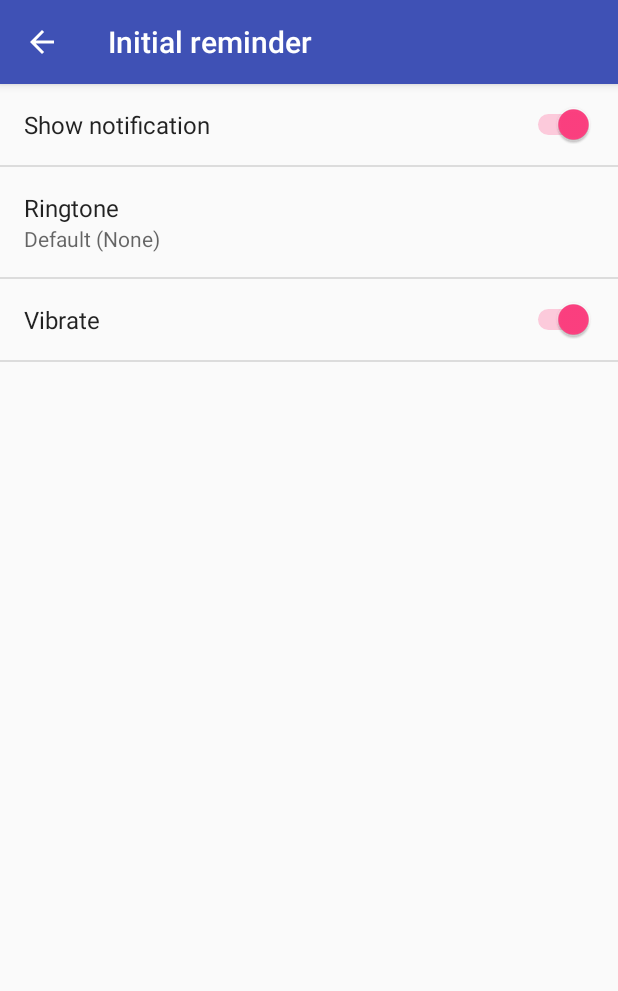
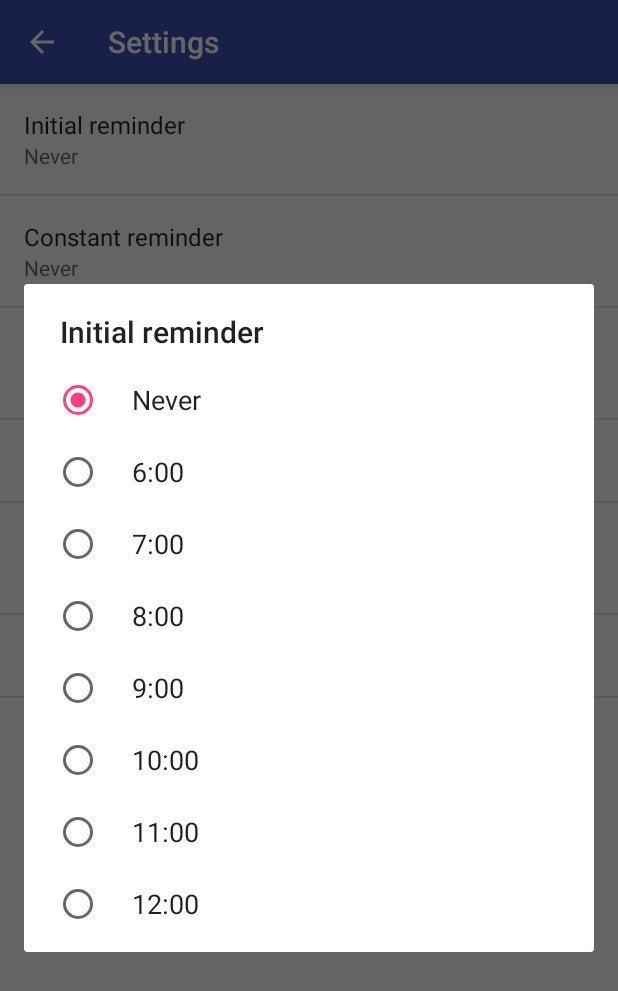
Before and after one commit to lankastersky/hcyclone, an Android app: the SettingsActivity screen opened directly, with no data from a screen before it, after a tap on "Initial reminder", on a phone screen of 412 x 824 dp. Shown: the top 991 px of the screen. Run offline under Robolectric (Android 15) with nearby library versions, the light colour scheme and no system bars.

Commit message:
settings

```diff
--- a/zen/app/src/main/java/com/hcyclone/zen/SettingsActivity.java
+++ b/zen/app/src/main/java/com/hcyclone/zen/SettingsActivity.java
@@ -38,7 +38,8 @@ public class SettingsActivity extends AppCompatPreferenceActivity {
    * A preference value change listener that updates the preference's summary
    * to reflect its new value.
    */
-  private static Preference.OnPreferenceChangeListener sBindPreferenceSummaryToValueListener = new Preference.OnPreferenceChangeListener() {
+  private static Preference.OnPreferenceChangeListener sBindPreferenceSummaryToValueListener
+      = new Preference.OnPreferenceChangeListener() {
     @Override
     public boolean onPreferenceChange(Preference preference, Object value) {
       String stringValue = value.toString();
@@ -120,6 +121,8 @@ public class SettingsActivity extends AppCompatPreferenceActivity {
   protected void onCreate(Bundle savedInstanceState) {
     super.onCreate(savedInstanceState);
     setupActionBar();
+    getFragmentManager().beginTransaction().replace(android.R.id.content,
+        new NotificationPreferenceFragment()).commit();
   }
 
   /**
@@ -139,15 +142,6 @@ public class SettingsActivity extends AppCompatPreferenceActivity {
   @Override
   public boolean onIsMultiPane() {
     return isXLargeTablet(this);
-  }
-
-  /**
-   * {@inheritDoc}
-   */
-  @Override
-  @TargetApi(Build.VERSION_CODES.HONEYCOMB)
-  public void onBuildHeaders(List<Header> target) {
-    loadHeadersFromResource(R.xml.pref_headers, target);
   }
 
   /**
@@ -176,13 +170,16 @@ public class SettingsActivity extends AppCompatPreferenceActivity {
       // updated to reflect the new value, per the Android Design
       // guidelines.
       bindPreferenceSummaryToValue(findPreference("notifications_new_message_ringtone"));
+      bindPreferenceSummaryToValue(findPreference("pref_initial_reminder_list"));
+      bindPreferenceSummaryToValue(findPreference("pref_constant_reminder_list"));
+      bindPreferenceSummaryToValue(findPreference("pref_final_reminder_list"));
     }
 
     @Override
     public boolean onOptionsItemSelected(MenuItem item) {
       int id = item.getItemId();
       if (id == android.R.id.home) {
-        startActivity(new Intent(getActivity(), SettingsActivity.class));
+        getActivity().finish();
         return true;
       }
       return super.onOptionsItemSelected(item);
--- a/zen/app/src/main/res/values/strings.xml
+++ b/zen/app/src/main/res/values/strings.xml
@@ -23,4 +23,66 @@
     <string name="pref_ringtone_silent">Silent</string>
 
     <string name="pref_reminder_vibrate">Vibrate</string>
+
+    <string-array name="pref_initial_reminder_list_titles">
+        <item>Never</item>
+        <item>6:00</item>
+        <item>7:00</item>
+        <item>8:00</item>
+        <item>9:00</item>
+        <item>10:00</item>
+        <item>11:00</item>
+        <item>12:00</item>
+    </string-array>
+    <string-array name="pref_initial_reminder_list_values">
+        <item>-1</item>
+        <item>6</item>
+        <item>7</item>
+        <item>8</item>
+        <item>9</item>
+        <item>10</item>
+        <item>11</item>
+        <item>12</item>
+    </string-array>
+
+    <string-array name="pref_final_reminder_list_titles">
+        <item>Never</item>
+        <item>18:00</item>
+        <item>19:00</item>
+        <item>20:00</item>
+        <item>21:00</item>
+        <item>22:00</item>
+        <item>23:00</item>
+        <item>24:00</item>
+    </string-array>
+    <string-array name="pref_final_reminder_list_values">
+        <item>-1</item>
+        <item>18</item>
+        <item>19</item>
+        <item>20</item>
+        <item>21</item>
+        <item>22</item>
+        <item>23</item>
+        <item>24</item>
+    </string-array>
+
+    <string-array name="pref_constant_reminder_list_titles">
+        <item>Never</item>
+        <item>every 15 minutes</item>
+        <item>every 30 minutes</item>
+        <item>every 1 hour</item>
+        <item>every 2 hours</item>
+        <item>every 3 hours</item>
+        <item>every 6 hours</item>
+    </string-array>
+    <string-array name="pref_constant_reminder_list_values">
+        <item>-1</item>
+        <item>15</item>
+        <item>30</item>
+        <item>60</item>
+        <item>120</item>
+        <item>180</item>
+        <item>360</item>
+    </string-array>
+
 </resources>
--- a/zen/app/src/main/res/xml/pref_headers.xml
+++ /dev/null
@@ -1,20 +0,0 @@
-<preference-headers xmlns:android="http://schemas.android.com/apk/res/android">
-
-    <!-- These settings headers are only used on tablets. -->
-
-    <header
-        android:fragment="com.hcyclone.zen.SettingsActivity$NotificationPreferenceFragment"
-        android:icon="@drawable/ic_notifications_black_24dp"
-        android:title="@string/pref_header_initial_reminder"/>
-
-    <header
-        android:fragment="com.hcyclone.zen.SettingsActivity$NotificationPreferenceFragment"
-        android:icon="@drawable/ic_notifications_black_24dp"
-        android:title="@string/pref_header_constant_reminder"/>
-
-    <header
-        android:fragment="com.hcyclone.zen.SettingsActivity$NotificationPreferenceFragment"
-        android:icon="@drawable/ic_notifications_black_24dp"
-        android:title="@string/pref_header_final_reminder"/>
-
-</preference-headers>
--- a/zen/app/src/main/res/xml/pref_notification.xml
+++ b/zen/app/src/main/res/xml/pref_notification.xml
@@ -1,7 +1,33 @@
 <PreferenceScreen xmlns:android="http://schemas.android.com/apk/res/android">
 
-    <!-- A 'parent' preference, which enables/disables child preferences (below)
-         when checked/unchecked. -->
+    <!-- NOTE: ListPreference's summary should be set to its value by the activity code. -->
+    <ListPreference
+        android:defaultValue="-1"
+        android:entries="@array/pref_initial_reminder_list_titles"
+        android:entryValues="@array/pref_initial_reminder_list_values"
+        android:key="pref_initial_reminder_list"
+        android:negativeButtonText="@null"
+        android:positiveButtonText="@null"
+        android:title="@string/pref_header_initial_reminder"/>
+
+    <ListPreference
+        android:defaultValue="-1"
+        android:entries="@array/pref_constant_reminder_list_titles"
+        android:entryValues="@array/pref_constant_reminder_list_values"
+        android:key="pref_constant_reminder_list"
+        android:negativeButtonText="@null"
+        android:positiveButtonText="@null"
+        android:title="@string/pref_header_constant_reminder"/>
+
+    <ListPreference
+        android:defaultValue="-1"
+        android:entries="@array/pref_final_reminder_list_titles"
+        android:entryValues="@array/pref_final_reminder_list_values"
+        android:key="pref_final_reminder_list"
+        android:negativeButtonText="@null"
+        android:positiveButtonText="@null"
+        android:title="@string/pref_header_final_reminder"/>
+
     <SwitchPreference
         android:defaultValue="true"
         android:key="show_notification"
```
Also changed, not shown: 1 other file.
